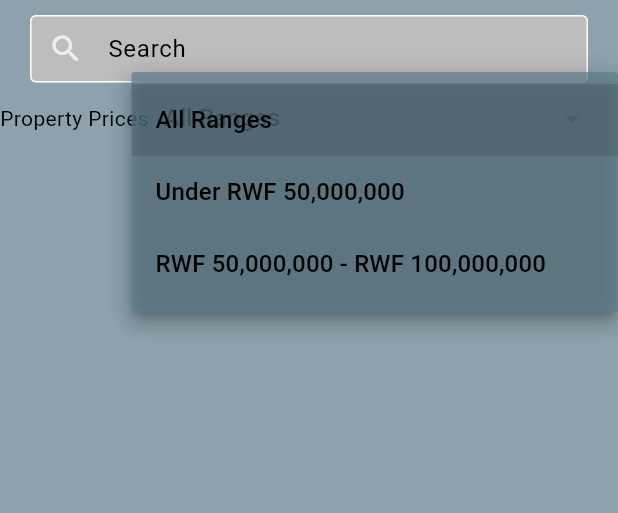
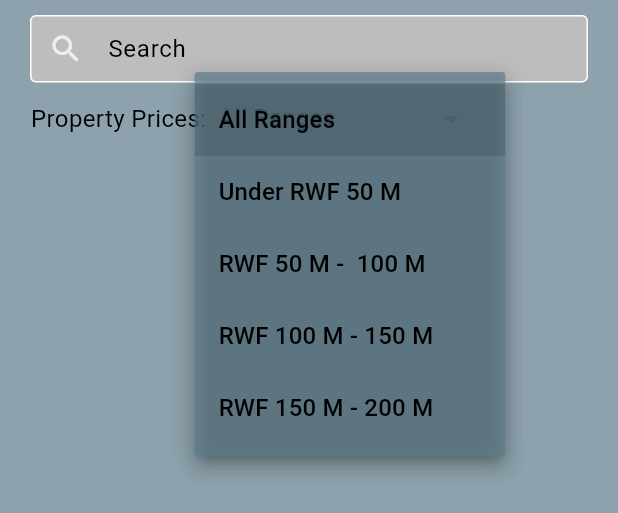
Before and after one commit to ad-ng/tura_app, a Flutter app: the MyFilter widget shown alone on an empty page, opened directly, after a tap on "All Ranges", on a phone screen of 412 x 824 dp. Shown: the top 513 px of the screen. Run offline on Flutter 3.47's test engine with Material 3 defaults, Android fonts, the phone set to English and light mode, and no system bars; our stand-ins replace carousel_slider, dio, flutter_bloc, flutter_widget_from_html, popover, salomon_bottom_bar and 2 more; missing offline and left inert: graphview; accounts and stored records are empty; network calls fail.

Commit message:
adding property prices

```diff
--- /dev/null
+++ b/devtools_options.yaml
@@ -0,0 +1,3 @@
+description: This file stores settings for Dart & Flutter DevTools.
+documentation: https://docs.flutter.dev/tools/devtools/extensions#configure-extension-enablement-states
+extensions:
--- a/lib/features/home/presentaion/widgets/myFilter.dart
+++ b/lib/features/home/presentaion/widgets/myFilter.dart
@@ -17,12 +17,20 @@ class _MyFilterState extends State<MyFilter> {
       value: 'All Ranges',
     ),
     DropdownMenuItem(
-      child: Text('Under RWF 50,000,000'),
+      child: Text('Under RWF 50 M'),
       value: '[0,50]',
     ),
     DropdownMenuItem(
-      child: Text('RWF 50,000,000 - RWF 100,000,000'),
+      child: Text('RWF 50 M -  100 M'),
       value: 'two',
+    ),
+    DropdownMenuItem(
+      child: Text('RWF 100 M - 150 M'),
+      value: 'three',
+    ),
+    DropdownMenuItem(
+      child: Text('RWF 150 M - 200 M'),
+      value: 'four',
     )
   ];
 
@@ -35,10 +43,12 @@ class _MyFilterState extends State<MyFilter> {
         Mysearch(textEditingController: textEditingController),
         Row(
           children: [
-            Text('Property Prices'),
-            SizedBox(
-              width: 10,
+            SizedBox(width: MediaQuery.of(context).size.width * 0.05),
+            Text(
+              'Property Prices:',
+              style: TextStyle(fontSize: 16),
             ),
+            SizedBox(width: MediaQuery.of(context).size.width * 0.02),
             DropdownButton<String>(
               items: priceRanges,
               value: dropDownValue, // Use the valid dropDownValue here
```
